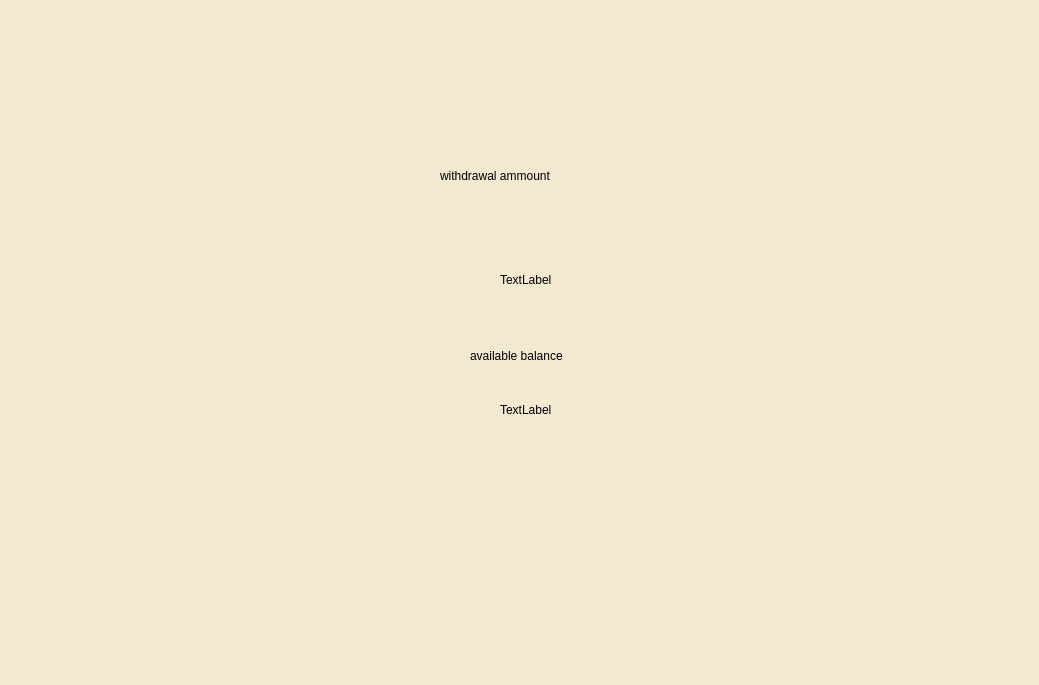
Qt form withdraw.ui (siddhi-bughani/ATM) before a commit.
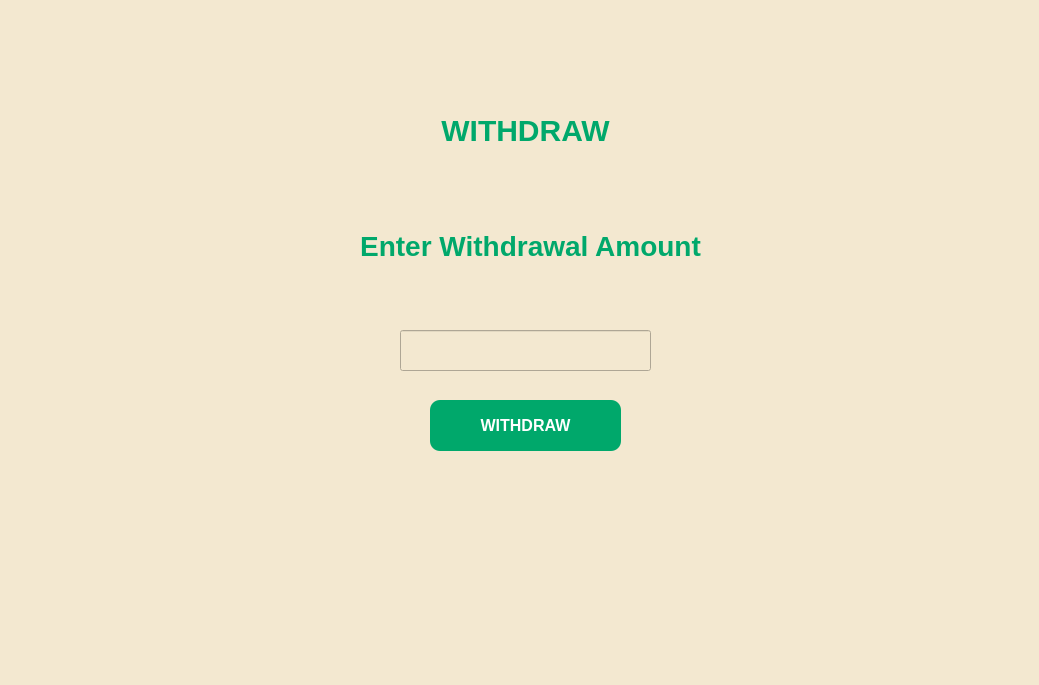
The same form after that commit.

Commit message: did withdraw feature

The edit to the form file:
```diff
--- a/withdraw.ui
+++ b/withdraw.ui
@@ -21,40 +21,60 @@
   <widget class="QLabel" name="label">
    <property name="geometry">
     <rect>
-     <x>440</x>
-     <y>140</y>
-     <width>211</width>
-     <height>71</height>
+     <x>320</x>
+     <y>220</y>
+     <width>421</width>
+     <height>51</height>
     </rect>
    </property>
+   <property name="styleSheet">
+    <string notr="true">QLabel {
+    color: #00A86B;
+    font-size: 28px;
+    font-weight: bold;
+}</string>
+   </property>
    <property name="text">
-    <string>withdrawal ammount</string>
+    <string>Enter Withdrawal Amount</string>
+   </property>
+   <property name="alignment">
+    <set>Qt::AlignmentFlag::AlignCenter</set>
    </property>
   </widget>
   <widget class="QLabel" name="label_2">
    <property name="geometry">
     <rect>
-     <x>500</x>
-     <y>270</y>
+     <x>190</x>
+     <y>130</y>
      <width>63</width>
      <height>20</height>
     </rect>
    </property>
    <property name="text">
-    <string>TextLabel</string>
+    <string/>
    </property>
   </widget>
   <widget class="QLabel" name="label_3">
    <property name="geometry">
     <rect>
-     <x>470</x>
-     <y>330</y>
-     <width>161</width>
-     <height>51</height>
+     <x>390</x>
+     <y>90</y>
+     <width>271</width>
+     <height>81</height>
     </rect>
    </property>
+   <property name="styleSheet">
+    <string notr="true">QLabel {
+    color: #00A86B;
+    font-size: 30px;
+    font-weight: bold;
+}</string>
+   </property>
    <property name="text">
-    <string>available balance</string>
+    <string>WITHDRAW</string>
+   </property>
+   <property name="alignment">
+    <set>Qt::AlignmentFlag::AlignCenter</set>
    </property>
   </widget>
   <widget class="QLabel" name="label_4">
@@ -70,6 +90,54 @@
     <string>TextLabel</string>
    </property>
   </widget>
+  <widget class="QPushButton" name="withdrawbutton">
+   <property name="geometry">
+    <rect>
+     <x>430</x>
+     <y>400</y>
+     <width>191</width>
+     <height>51</height>
+    </rect>
+   </property>
+   <property name="styleSheet">
+    <string notr="true">QPushButton {
+    background-color: #00A86B;
+    color: white;
+    border: none;
+    border-radius: 10px;
+    padding: 12px 35px;
+    font-size: 16px;
+    font-weight: bold;
+}
+
+QPushButton:hover {
+    background-color: red;
+}
+
+QPushButton:pressed {
+    background-color: rgb(51, 175, 43);
+}</string>
+   </property>
+   <property name="text">
+    <string>WITHDRAW</string>
+   </property>
+  </widget>
+  <widget class="QLineEdit" name="withdrawmoney">
+   <property name="geometry">
+    <rect>
+     <x>400</x>
+     <y>330</y>
+     <width>251</width>
+     <height>41</height>
+    </rect>
+   </property>
+   <property name="styleSheet">
+    <string notr="true">QLineEdit{
+color:black;
+font-size:24px;
+}</string>
+   </property>
+  </widget>
  </widget>
  <resources/>
  <connections/>
```
The commit also changes 4 other files.
